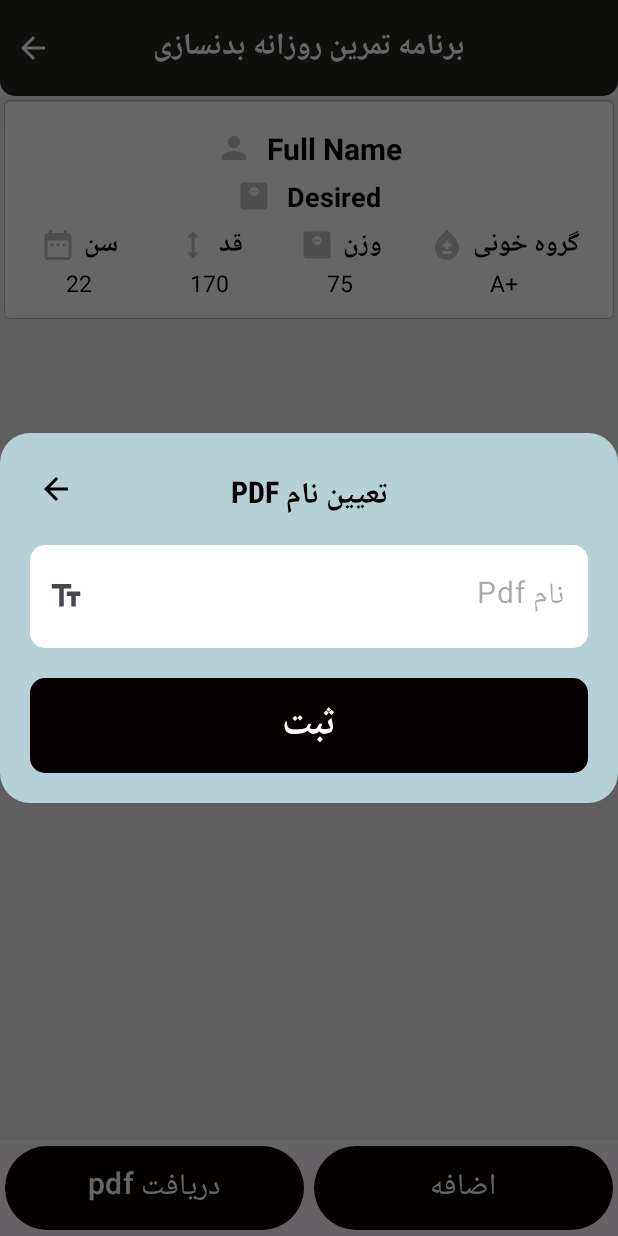
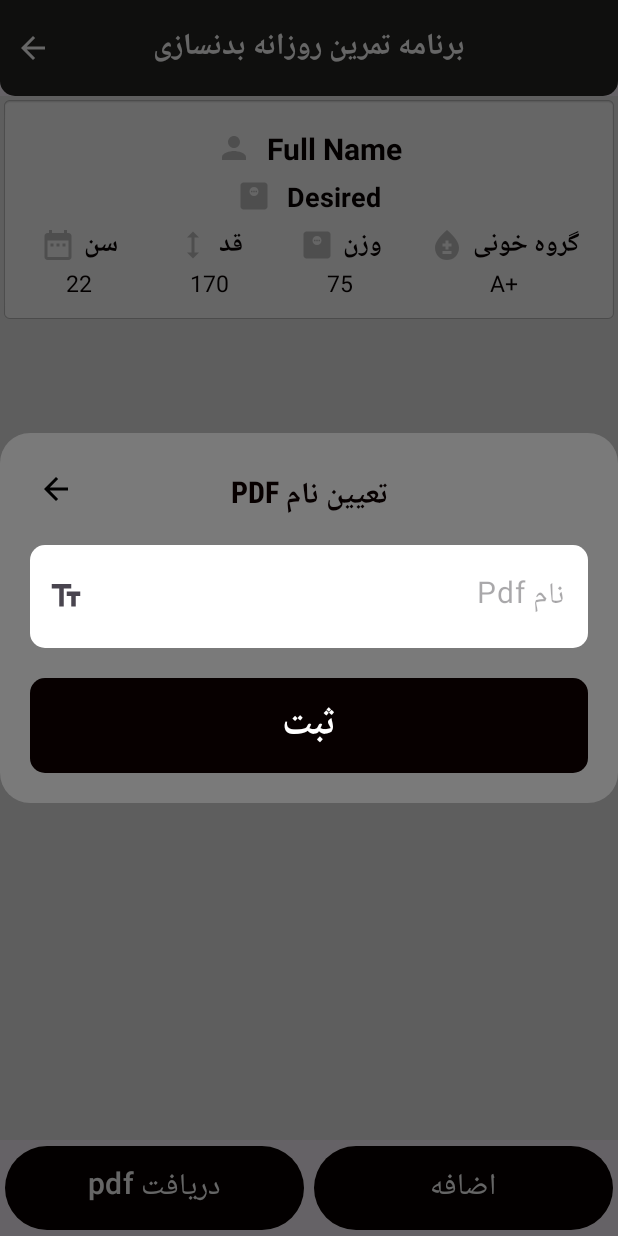
Before and after one commit to reyhaneh8328/BodybuildingProgram, an Android app: the PlanActivity screen opened directly, with no data from a screen before it, after a tap on "دریافت pdf", on a phone screen of 412 x 824 dp. Run offline under Robolectric (Android 15) with nearby library versions, the phone set to English and light mode, and no system bars; our stand-ins replace Room's generated code; 6 statements that could not run were skipped.

Commit message:
change color

```diff
--- a/app/src/main/res/drawable/shape_rect02.xml
+++ b/app/src/main/res/drawable/shape_rect02.xml
@@ -1,6 +1,6 @@
 <?xml version="1.0" encoding="utf-8"?>
 <shape xmlns:android="http://schemas.android.com/apk/res/android"
     android:shape="rectangle">
-    <solid android:color="@color/gray04"/>
+    <solid android:color="@color/Gray"/>
     <corners android:radius="20dp"/>
 </shape>
--- a/app/src/main/res/drawable/shape_search_text.xml
+++ b/app/src/main/res/drawable/shape_search_text.xml
@@ -3,6 +3,6 @@
     android:shape="rectangle">
     <solid android:color="@color/white"/>
     <corners android:radius="40dp"/>
-    <stroke android:color="@color/gray01" android:width="2dp"/>
+    <stroke android:color="@color/white01" android:width="2dp"/>
 
 </shape>
--- a/app/src/main/res/drawable/shape_table01.xml
+++ b/app/src/main/res/drawable/shape_table01.xml
@@ -1,7 +1,7 @@
 <?xml version="1.0" encoding="utf-8"?>
 <shape xmlns:android="http://schemas.android.com/apk/res/android"
     android:shape="rectangle">
-    <solid android:color="@color/gray01"/>
+    <solid android:color="@color/white01"/>
     <corners android:radius="8dp"/>
     <stroke android:color="@color/white" android:width="1dp"/>
 </shape>
--- a/app/src/main/res/drawable/shape_table02.xml
+++ b/app/src/main/res/drawable/shape_table02.xml
@@ -1,7 +1,7 @@
 <?xml version="1.0" encoding="utf-8"?>
 <shape xmlns:android="http://schemas.android.com/apk/res/android"
     android:shape="rectangle">
-    <solid android:color="@color/pink02"/>
+    <solid android:color="@color/Gainsboro"/>
     <corners android:radius="8dp"/>
     <stroke android:color="@color/white" android:width="1dp"/>
 </shape>
--- a/app/src/main/res/drawable/shape_table03.xml
+++ b/app/src/main/res/drawable/shape_table03.xml
@@ -1,7 +1,7 @@
 <?xml version="1.0" encoding="utf-8"?>
 <shape xmlns:android="http://schemas.android.com/apk/res/android"
     android:shape="rectangle">
-    <solid android:color="@color/pink03"/>
+    <solid android:color="@color/LightGray"/>
     <corners android:radius="8dp"/>
     <stroke android:color="@color/white" android:width="1dp"/>
 </shape>
--- a/app/src/main/res/layout/activity_main.xml
+++ b/app/src/main/res/layout/activity_main.xml
@@ -4,7 +4,7 @@
     xmlns:tools="http://schemas.android.com/tools"
     android:layout_width="match_parent"
     android:layout_height="match_parent"
-    android:background="@color/gray01"
+    android:background="@color/white01"
     tools:context=".MainActivity"
     android:layoutDirection="ltr">
 
@@ -37,7 +37,7 @@
         android:drawableStart="@drawable/ic_search_gray"
         android:hint="جستجو"
         android:padding="10dp"
-        android:textColorHint="@color/gray01" />
+        android:textColorHint="@color/white01" />
 
     <androidx.recyclerview.widget.RecyclerView
         android:id="@+id/usersRv"
--- a/app/src/main/res/layout/activity_plan.xml
+++ b/app/src/main/res/layout/activity_plan.xml
@@ -35,7 +35,7 @@
         android:layout_height="match_parent"
         android:layout_below="@id/toolbarRl"
         android:layout_above="@id/optionLl"
-        android:background="@color/gray03">
+        android:background="@color/white02">
         <RelativeLayout
             android:id="@+id/profileRl"
             android:layout_width="match_parent"
--- a/app/src/main/res/layout/activity_supplements_and_vitamin.xml
+++ b/app/src/main/res/layout/activity_supplements_and_vitamin.xml
@@ -35,7 +35,7 @@
         android:layout_height="match_parent"
         android:layout_below="@id/toolbarRl"
         android:layout_above="@id/optionLl"
-        android:background="@color/gray03">
+        android:background="@color/white02">
 
         <RelativeLayout
             android:id="@+id/profileRl"
--- a/app/src/main/res/layout/row_textplan.xml
+++ b/app/src/main/res/layout/row_textplan.xml
@@ -28,12 +28,12 @@
         <View
             android:layout_width="match_parent"
             android:layout_height="2dp"
-            android:background="@color/gray01"/>
+            android:background="@color/white01"/>
         <View
             android:layout_width="200dp"
             android:layout_height="2dp"
             android:layout_gravity="center"
-            android:background="@color/gray01"/>
+            android:background="@color/white01"/>
         <TextView
             android:id="@+id/descriptionTv"
             android:layout_width="match_parent"
--- a/app/src/main/res/values/colors.xml
+++ b/app/src/main/res/values/colors.xml
@@ -3,15 +3,15 @@
     <color name="BlueGray300">#B0BEC5</color>
     <color name="LightGreen500">#8BC34A</color>
     <color name="Lime900">#827717</color>
-    <color name="gray01">#c5c5c5</color>
-    <color name="gray03">#EDEDED</color>
-    <color name="gray04">#B5D0D7</color>
-    <color name="pink02">#8E0533</color>
-    <color name="pink03">#EDB8C3D3</color>
-    <color name="pink01">#A8A3A5</color>
-    <color name="skk">#77637C</color>
-    <color name="kdkd">#B38192</color>
-    <color name="jdjd">#AF807C</color>
+    <color name="white01">#c5c5c5</color>
+    <color name="white02">#EDEDED</color>
+    <color name="Gray">#7a7a7a</color>
+    <color name="Gainsboro">#DCDCDC</color>
+    <color name="LightGray">#cdcdcd</color>
+    <color name="white03">#FFFFFF</color>
+    <color name="purple">#77637C</color>
+    <color name="plum1">#B38192</color>
+    <color name="plum2">#AF807C</color>
     <color name="black">#070000</color>
     <color name="white">#FFFFFFFF</color>
     <color name="gray00">#262623</color>
```
Also changed, not shown: app/src/main/res/layout/activity_add_user.xml (+8 -8 lines), app/src/main/res/layout/activity_profile.xml (+8 -8 lines), app/src/main/res/layout/activity_userdashboard.xml (+4 -4 lines), app/src/main/res/layout/row_tableplan.xml (+6 -6 lines).
